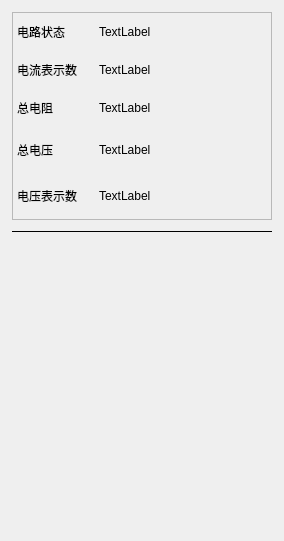
The window that Widgets/Dock/circuitstatusdock.ui (Liuli-R/Simple_Circuit_Generator_System-) describes before a commit, drawn with Qt 5.
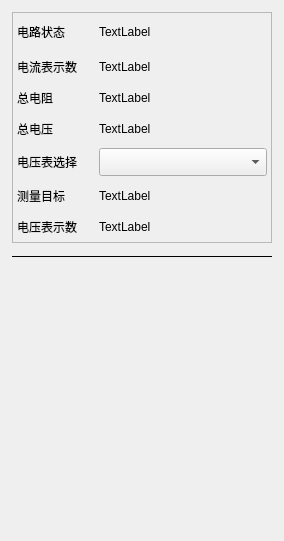
The same window after the commit.

```diff
--- a/Widgets/Dock/circuitstatusdock.ui
+++ b/Widgets/Dock/circuitstatusdock.ui
@@ -38,9 +38,9 @@
    <string>电路状态</string>
   </property>
   <widget class="QWidget" name="dockWidgetContents">
-   <layout class="QVBoxLayout" name="verticalLayout" stretch="0,0,1,0">
+   <layout class="QVBoxLayout" name="verticalLayout" stretch="0,0,0">
     <property name="spacing">
-     <number>10</number>
+     <number>12</number>
     </property>
     <property name="leftMargin">
      <number>12</number>
@@ -74,7 +74,7 @@
       <property name="frameShadow">
        <enum>QFrame::Shadow::Plain</enum>
       </property>
-      <layout class="QGridLayout" name="gridLayout" columnstretch="0,1" rowminimumheight="30,30,30,38,38" columnminimumwidth="72,0">
+      <layout class="QGridLayout" name="gridLayout" columnstretch="0,1" rowminimumheight="30,0,0,0,0,0,0" columnminimumwidth="72,0">
        <property name="leftMargin">
         <number>4</number>
        </property>
@@ -93,17 +93,24 @@
        <property name="verticalSpacing">
         <number>8</number>
        </property>
-       <item row="0" column="0">
-        <widget class="QLabel" name="stateNameLabel">
+       <item row="5" column="1">
+        <widget class="QLabel" name="targetValueLabel">
          <property name="text">
-          <string>电路状态</string>
+          <string>TextLabel</string>
          </property>
         </widget>
        </item>
-       <item row="2" column="0">
-        <widget class="QLabel" name="resistanceNameLabel">
+       <item row="3" column="0">
+        <widget class="QLabel" name="totalVoltageNameLabel">
          <property name="text">
-          <string>总电阻</string>
+          <string>总电压</string>
+         </property>
+        </widget>
+       </item>
+       <item row="1" column="1">
+        <widget class="QLabel" name="currentValueLabel">
+         <property name="text">
+          <string>TextLabel</string>
          </property>
         </widget>
        </item>
@@ -121,22 +128,35 @@
          </property>
         </widget>
        </item>
-       <item row="1" column="1">
-        <widget class="QLabel" name="currentValueLabel">
+       <item row="2" column="0">
+        <widget class="QLabel" name="resistanceNameLabel">
          <property name="text">
-          <string>TextLabel</string>
+          <string>总电阻</string>
          </property>
         </widget>
        </item>
-       <item row="3" column="0">
-        <widget class="QLabel" name="totalVoltageNameLabel">
+       <item row="0" column="0">
+        <widget class="QLabel" name="stateNameLabel">
          <property name="text">
-          <string>总电压</string>
+          <string>电路状态</string>
          </property>
         </widget>
        </item>
-       <item row="0" column="1">
-        <widget class="QLabel" name="stateValueLabel">
+       <item row="5" column="0">
+        <widget class="QLabel" name="targetTitleLabel">
+         <property name="minimumSize">
+          <size>
+           <width>65</width>
+           <height>0</height>
+          </size>
+         </property>
+         <property name="text">
+          <string>测量目标</string>
+         </property>
+        </widget>
+       </item>
+       <item row="6" column="1">
+        <widget class="QLabel" name="readingValueLabel">
          <property name="text">
           <string>TextLabel</string>
          </property>
@@ -149,17 +169,40 @@
          </property>
         </widget>
        </item>
-       <item row="4" column="0">
-        <widget class="QLabel" name="voltageNameLabel">
+       <item row="6" column="0">
+        <widget class="QLabel" name="readingTitleLabel">
          <property name="text">
           <string>电压表示数</string>
          </property>
         </widget>
        </item>
+       <item row="0" column="1">
+        <widget class="QLabel" name="stateValueLabel">
+         <property name="text">
+          <string>TextLabel</string>
+         </property>
+        </widget>
+       </item>
+       <item row="4" column="0">
+        <widget class="QLabel" name="voltmeterSelectNameLabel">
+         <property name="text">
+          <string>电压表选择</string>
+         </property>
+        </widget>
+       </item>
        <item row="4" column="1">
-        <widget class="QLabel" name="voltageValueLabel">
-         <property name="text">
-          <string>TextLabel</string>
+        <widget class="QComboBox" name="voltmeterComboBox">
+         <property name="sizePolicy">
+          <sizepolicy hsizetype="Expanding" vsizetype="Fixed">
+           <horstretch>0</horstretch>
+           <verstretch>0</verstretch>
+          </sizepolicy>
+         </property>
+         <property name="minimumSize">
+          <size>
+           <width>0</width>
+           <height>28</height>
+          </size>
          </property>
         </widget>
        </item>
@@ -188,19 +231,6 @@
       </property>
      </widget>
     </item>
-    <item>
-     <spacer name="verticalSpacer">
-      <property name="orientation">
-       <enum>Qt::Orientation::Vertical</enum>
-      </property>
-      <property name="sizeHint" stdset="0">
-       <size>
-        <width>20</width>
-        <height>10</height>
-       </size>
-      </property>
-     </spacer>
-    </item>
     <item>
      <widget class="QLabel" name="gifLabel">
       <property name="sizePolicy">
```
